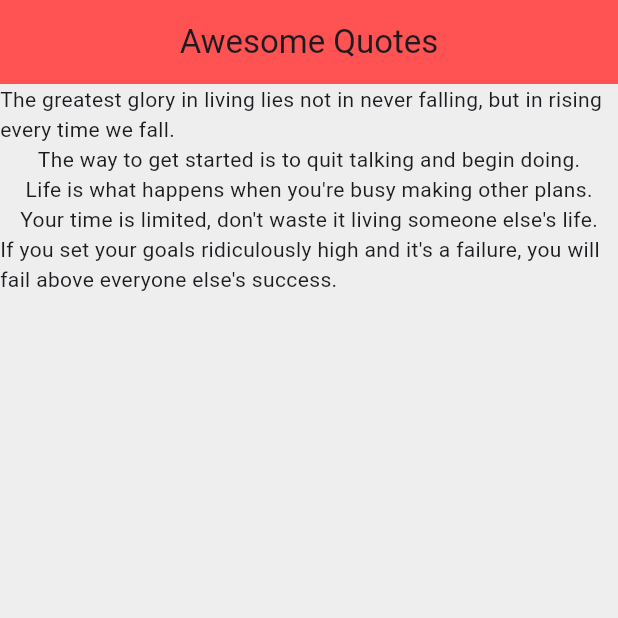
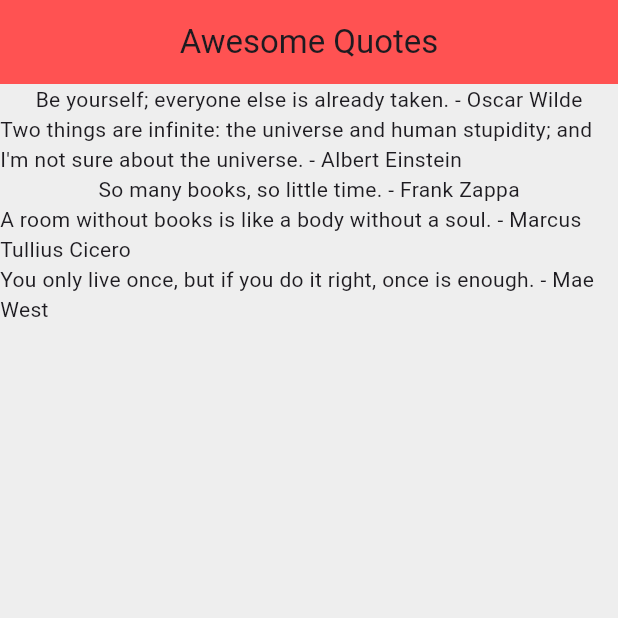
Before and after one commit to OwenLin-lwc/first_flutter_app, a Flutter app: the screen it shows after launch, on a phone screen of 412 x 824 dp, the top half of it. Run offline on Flutter 3.47's test engine with Material 3 defaults, Android fonts, the phone set to English and light mode, and no system bars.

Commit message:
#18 - Custom Classes

```diff
--- a/lib/main.dart
+++ b/lib/main.dart
@@ -1,4 +1,5 @@
 import 'package:flutter/material.dart';
+import 'models/quote.dart';
 
 void main() {
   runApp(MaterialApp(home: MyApp()));
@@ -12,12 +13,21 @@ class MyApp extends StatefulWidget {
 }
 
 class _MyAppState extends State<MyApp> {
-  List<String> quotes = [
-    "The greatest glory in living lies not in never falling, but in rising every time we fall.",
-    "The way to get started is to quit talking and begin doing.",
-    "Life is what happens when you're busy making other plans.",
-    "Your time is limited, don't waste it living someone else's life.",
-    "If you set your goals ridiculously high and it's a failure, you will fail above everyone else's success.",
+  List<Quote> quotes = [
+    Quote('Be yourself; everyone else is already taken.', 'Oscar Wilde'),
+    Quote(
+      'Two things are infinite: the universe and human stupidity; and I\'m not sure about the universe.',
+      'Albert Einstein',
+    ),
+    Quote('So many books, so little time.', 'Frank Zappa'),
+    Quote(
+      'A room without books is like a body without a soul.',
+      'Marcus Tullius Cicero',
+    ),
+    Quote(
+      'You only live once, but if you do it right, once is enough.',
+      'Mae West',
+    ),
   ];
 
   @override
@@ -29,7 +39,12 @@ class _MyAppState extends State<MyApp> {
         centerTitle: true,
         backgroundColor: Colors.redAccent,
       ),
-      body: Column(children: quotes.map((quote) => Text(quote)).toList()),
+      body: Column(
+        children:
+            quotes
+                .map((quote) => Text('${quote.text} - ${quote.author}'))
+                .toList(),
+      ),
     );
   }
 }
--- /dev/null
+++ b/lib/models/quote.dart
@@ -0,0 +1,6 @@
+class Quote {
+  String text;
+  String author;
+
+  Quote(this.text, this.author);
+}
```
